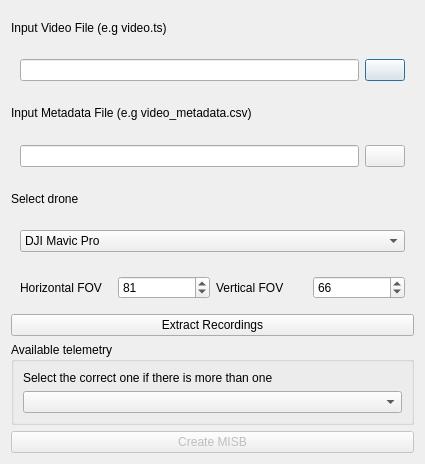
Old version of the form code/ui/ui_FmvMultiplexer.ui in the repository All4Gis/QGISFMV.
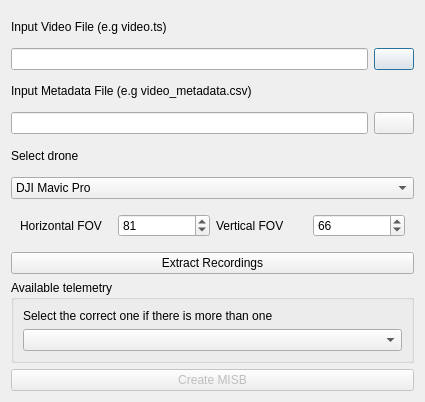
New version of the form. Icons and pictures are not drawn.

Patch:
```diff
--- a/code/ui/ui_FmvMultiplexer.ui
+++ b/code/ui/ui_FmvMultiplexer.ui
@@ -7,7 +7,7 @@
     <x>0</x>
     <y>0</y>
     <width>425</width>
-    <height>464</height>
+    <height>402</height>
    </rect>
   </property>
   <property name="windowTitle">
@@ -26,8 +26,7 @@
     </widget>
    </item>
    <item>
-    <widget class="QWidget" name="formWidget_4" native="true">
-     <layout class="QHBoxLayout" name="horizontalLayout">
+    <layout class="QHBoxLayout" name="horizontalLayout_4">
       <item>
        <widget class="QLineEdit" name="ln_inputVideo">
         <property name="readOnly">
@@ -50,7 +49,6 @@
        </widget>
       </item>
      </layout>
-    </widget>
    </item>
    <item>
     <widget class="QLabel" name="label_2">
@@ -60,8 +58,7 @@
     </widget>
    </item>
    <item>
-    <widget class="QWidget" name="formWidget" native="true">
-     <layout class="QHBoxLayout" name="horizontalLayout_2">
+    <layout class="QHBoxLayout" name="horizontalLayout">
       <item>
        <widget class="QLineEdit" name="ln_inputMeta">
         <property name="readOnly">
@@ -84,7 +81,6 @@
        </widget>
       </item>
      </layout>
-    </widget>
    </item>
    <item>
     <widget class="QLabel" name="label_3">
@@ -94,18 +90,12 @@
     </widget>
    </item>
    <item>
-    <widget class="QWidget" name="widget" native="true">
-     <layout class="QVBoxLayout" name="verticalLayout_2">
-      <item>
        <widget class="QComboBox" name="cmb_drone">
         <item>
          <property name="text">
           <string>DJI Mavic Pro</string>
          </property>
         </item>
-       </widget>
-      </item>
-     </layout>
     </widget>
    </item>
    <item>
```
Lines whose indentation alone changed are shown as unchanged.
